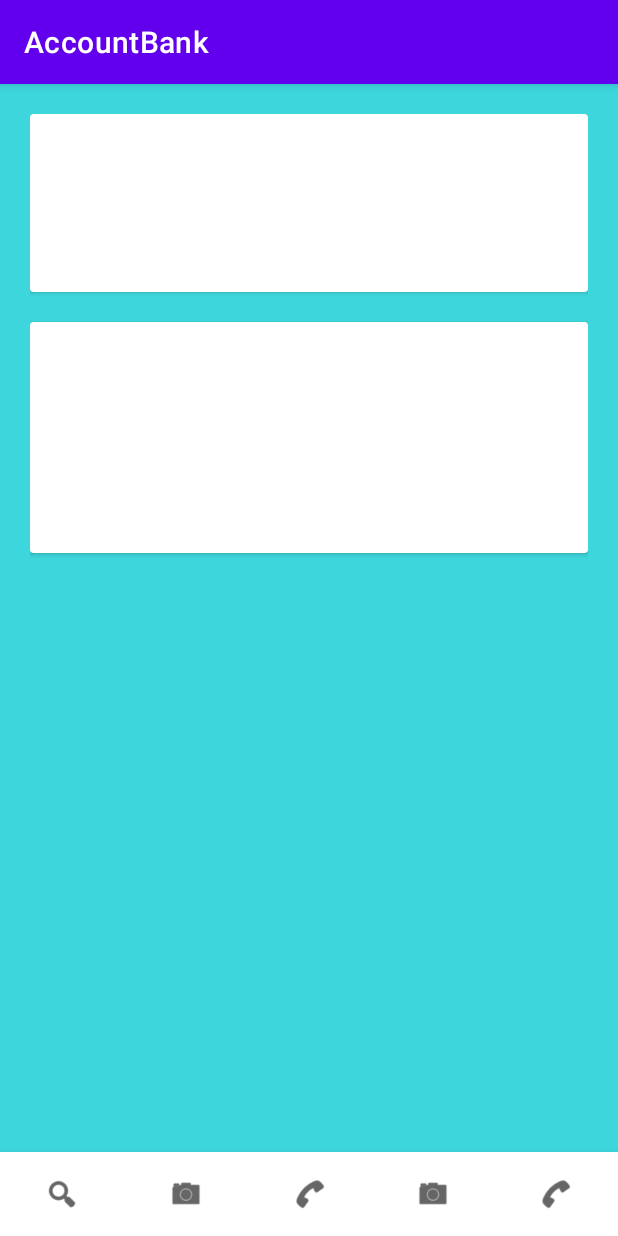
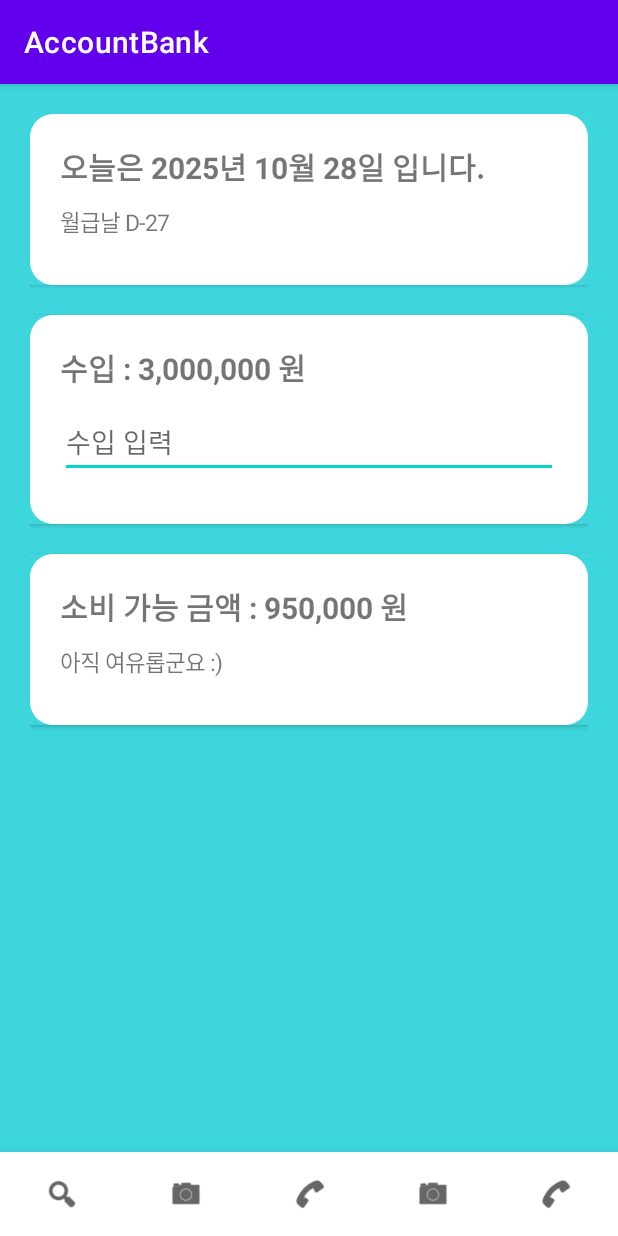
Before and after one commit to gunheehan/AccountBank, an Android app: the screen it shows after launch (MainActivity), on a phone screen of 412 x 824 dp. Run offline under Robolectric (Android 15) with nearby library versions, the phone set to English and light mode, and no system bars.

Commit message:
card 생성 로직 모듈화 및 card 라운드 효과 추가

```diff
--- a/app/build.gradle
+++ b/app/build.gradle
@@ -30,10 +30,6 @@ android {
     kotlinOptions {
         jvmTarget = '1.8'
     }
-
-    viewBinding {
-        enabled = true
-    }
 }
 
 dependencies {
@@ -44,6 +40,7 @@ dependencies {
     implementation 'androidx.constraintlayout:constraintlayout:2.1.4'
     implementation 'androidx.navigation:navigation-fragment:2.3.2'
     implementation 'androidx.navigation:navigation-ui:2.3.2'
+    implementation 'androidx.cardview:cardview:1.0.0'
     testImplementation 'junit:junit:4.13.2'
     androidTestImplementation 'androidx.test.ext:junit:1.2.1'
     androidTestImplementation 'androidx.test.espresso:espresso-core:3.6.1'
--- /dev/null
+++ b/app/src/main/java/com/redhorse/accountbank/CustomCardView.kt
@@ -0,0 +1,61 @@
+package com.redhorse.accountbank
+
+import android.content.Context
+import android.graphics.Typeface
+import android.util.AttributeSet
+import android.view.LayoutInflater
+import android.widget.LinearLayout
+import android.widget.TextView
+import android.widget.EditText
+import android.widget.ImageView
+import androidx.cardview.widget.CardView
+
+class CustomCardView @JvmOverloads constructor(
+    context: Context,
+    attrs: AttributeSet? = null,
+    defStyleAttr: Int = 0
+) : CardView(context, attrs, defStyleAttr) {
+
+    private val container: LinearLayout
+
+    init {
+        LayoutInflater.from(context).inflate(R.layout.custom_card_view, this, true)
+        container = findViewById(R.id.card_container)
+    }
+
+    fun addContent(viewType: ViewType, content: String? = null, imageResId: Int? = null) {
+        val view = when (viewType) {
+            ViewType.TITLE -> TextView(context).apply {
+                text = content
+                textSize = 20f
+                setTypeface(typeface, Typeface.BOLD)
+            }
+            ViewType.SUBTITLE -> TextView(context).apply {
+                text = content
+                textSize = 15f
+            }
+            ViewType.INPUT -> EditText(context).apply {
+                hint = content
+            }
+            ViewType.IMAGE -> ImageView(context).apply {
+                imageResId?.let { setImageResource(it) }
+            }
+        }
+
+        // 공통으로 아래쪽 마진을 추가
+        val layoutParams = LinearLayout.LayoutParams(
+            LinearLayout.LayoutParams.MATCH_PARENT,
+            LinearLayout.LayoutParams.WRAP_CONTENT
+        ).apply {
+            bottomMargin = 16 // 아래쪽 마진을 16dp로 설정
+        }
+        view.layoutParams = layoutParams
+
+        container.addView(view)
+    }
+
+
+    enum class ViewType {
+        TITLE, SUBTITLE, INPUT, IMAGE
+    }
+}
--- a/app/src/main/java/com/redhorse/accountbank/MainboardFragment.kt
+++ b/app/src/main/java/com/redhorse/accountbank/MainboardFragment.kt
@@ -5,7 +5,6 @@ import androidx.fragment.app.Fragment
 import android.view.LayoutInflater
 import android.view.View
 import android.view.ViewGroup
-import com.redhorse.accountbank.databinding.FragmentMainboardBinding
 
 // TODO: Rename parameter arguments, choose names that match
 // the fragment initialization parameters, e.g. ARG_ITEM_NUMBER
@@ -21,9 +20,6 @@ class MainboardFragment : Fragment(R.layout.fragment_mainboard) {
     // TODO: Rename and change types of parameters
     private var param1: String? = null
     private var param2: String? = null
-
-    private var _binding: FragmentMainboardBinding? = null
-    private val binding get() = _binding!!
 
     override fun onCreate(savedInstanceState: Bundle?) {
         super.onCreate(savedInstanceState)
@@ -44,20 +40,17 @@ class MainboardFragment : Fragment(R.layout.fragment_mainboard) {
     override fun onViewCreated(view: View, savedInstanceState: Bundle?) {
         super.onViewCreated(view, savedInstanceState)
 
-        // 바인딩 초기화
-        _binding = FragmentMainboardBinding.bind(view)
+        val cardDay = view.findViewById<CustomCardView>(R.id.card_day)
+        cardDay.addContent(CustomCardView.ViewType.TITLE, "오늘은 2025년 10월 28일 입니다.")
+        cardDay.addContent(CustomCardView.ViewType.SUBTITLE, "월급날 D-27")
 
-        // 바인딩을 통해 뷰에 직접 접근
-        binding.titleDayText.text = "오늘은 2025년 10월 28일 입니다."
-        binding.titleDescriptionText.text = "월급날 D-27"
-        binding.earningText.text = "수입 : 3,000,000 원"
-        binding.expensesText.text = "지출 : 900,000 원"
-        binding.savingText.text = "적금 : 2,500,000 원"
-    }
+        val cardEarnings = view.findViewById<CustomCardView>(R.id.card_earnings)
+        cardEarnings.addContent(CustomCardView.ViewType.TITLE, "수입 : 3,000,000 원")
+        cardEarnings.addContent(CustomCardView.ViewType.INPUT, "수입 입력")
 
-    override fun onDestroyView() {
-        super.onDestroyView()
-        _binding = null
+        val cardRemain = view.findViewById<CustomCardView>(R.id.card_remain)
+        cardRemain.addContent(CustomCardView.ViewType.TITLE, "소비 가능 금액 : 950,000 원")
+        cardRemain.addContent(CustomCardView.ViewType.SUBTITLE, "아직 여유롭군요 :)")
     }
 
     companion object {
--- /dev/null
+++ b/app/src/main/res/drawable/rounded_corners.xml
@@ -0,0 +1,4 @@
+<shape xmlns:android="http://schemas.android.com/apk/res/android">
+    <solid android:color="#FFFFFF"/>
+    <corners android:radius="15dp"/>
+</shape>
--- /dev/null
+++ b/app/src/main/res/layout/custom_card_view.xml
@@ -0,0 +1,16 @@
+<androidx.cardview.widget.CardView xmlns:android="http://schemas.android.com/apk/res/android"
+    android:layout_width="match_parent"
+    android:layout_height="wrap_content"
+    xmlns:app="http://schemas.android.com/apk/res-auto"
+    app:cardBackgroundColor="#3DD6DC"
+    >
+
+    <LinearLayout
+        android:id="@+id/card_container"
+        android:layout_width="match_parent"
+        android:layout_height="wrap_content"
+        android:orientation="vertical"
+        android:padding="20dp"
+        android:background="@drawable/rounded_corners"/>
+
+</androidx.cardview.widget.CardView>
--- a/app/src/main/res/layout/fragment_mainboard.xml
+++ b/app/src/main/res/layout/fragment_mainboard.xml
@@ -1,81 +1,28 @@
 <LinearLayout xmlns:android="http://schemas.android.com/apk/res/android"
-    xmlns:tools="http://schemas.android.com/tools"
     android:layout_width="match_parent"
     android:layout_height="match_parent"
+    xmlns:app="http://schemas.android.com/apk/res-auto"
+    android:orientation="vertical"
     android:padding="20dp"
-    android:background="#3DD6DC"
-    android:orientation="vertical"
-    tools:context=".MainboardFragment">
+    android:background="#3DD6DC">
 
-    <!-- 첫 번째 카드 -->
-    <androidx.cardview.widget.CardView
+    <com.redhorse.accountbank.CustomCardView
+        android:id="@+id/card_day"
         android:layout_width="match_parent"
         android:layout_height="wrap_content"
-        android:layout_marginBottom="20dp">
+        android:layout_marginBottom="20dp" />
 
-        <LinearLayout
-            android:layout_width="match_parent"
-            android:layout_height="wrap_content"
-            android:orientation="vertical"
-            android:padding="10dp">
+    <com.redhorse.accountbank.CustomCardView
+        android:id="@+id/card_earnings"
+        android:layout_width="match_parent"
+        android:layout_height="wrap_content"
+        android:layout_marginBottom="20dp" />
 
-            <TextView
-                android:id="@+id/title_day_text"
-                android:layout_width="match_parent"
-                android:layout_height="wrap_content"
-                android:padding="20dp"
-                android:textSize="20sp"
-                android:textStyle="bold" />
 
-            <TextView
-                android:id="@+id/title_description_text"
-                android:layout_width="match_parent"
-                android:layout_height="wrap_content"
-                android:gravity="end"
-            android:paddingEnd="15dp"
-            android:paddingBottom="10dp"
-            android:textColor="#1A630F"
-            android:textSize="15sp"
-            android:textStyle="bold" />
-
-        </LinearLayout>
-    </androidx.cardview.widget.CardView>
-
-    <androidx.cardview.widget.CardView
+    <com.redhorse.accountbank.CustomCardView
+        android:id="@+id/card_remain"
         android:layout_width="match_parent"
-        android:layout_height="wrap_content">
-
-        <LinearLayout
-            android:layout_width="match_parent"
-            android:layout_height="wrap_content"
-            android:orientation="vertical"
-            android:padding="10dp">
-
-            <TextView
-                android:id="@+id/earning_text"
-                android:layout_width="match_parent"
-                android:layout_height="wrap_content"
-                android:textSize="18sp"
-                android:textStyle="bold"
-                android:paddingVertical="10dp"/>
-
-            <TextView
-                android:id="@+id/expenses_text"
-                android:layout_width="match_parent"
-                android:layout_height="wrap_content"
-                android:textSize="18sp"
-                android:textStyle="bold"
-                android:paddingVertical="10dp"/>
-
-            <TextView
-                android:id="@+id/saving_text"
-                android:layout_width="match_parent"
-                android:layout_height="wrap_content"
-                android:textSize="18sp"
-                android:textStyle="bold"
-                android:paddingVertical="10dp"/>
-
-        </LinearLayout>
-    </androidx.cardview.widget.CardView>
+        android:layout_height="wrap_content"
+        android:layout_marginBottom="20dp" />
 
 </LinearLayout>
```
